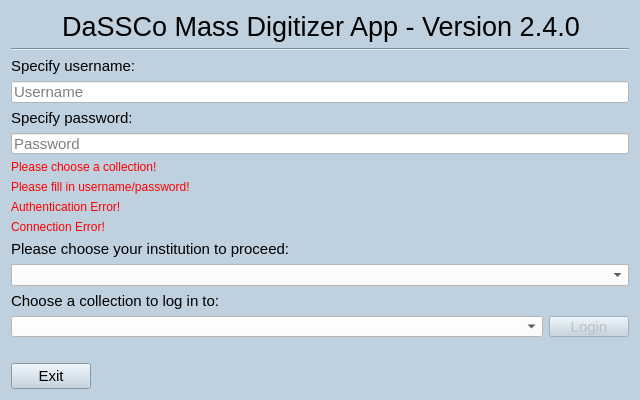
First picture: the form in MassDigitizer/ui/homescreen.ui, repository NHMDenmark/Mass-Digitizer, before the edit.
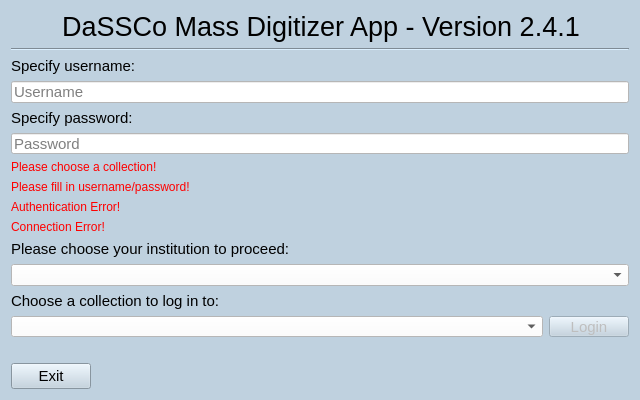
Second picture: the form after the edit.

Patch:
```diff
--- a/MassDigitizer/ui/homescreen.ui
+++ b/MassDigitizer/ui/homescreen.ui
@@ -61,7 +61,7 @@
       </font>
      </property>
      <property name="text">
-      <string>DaSSCo Mass Digitizer App - Version 2.4.0</string>
+      <string>DaSSCo Mass Digitizer App - Version 2.4.1</string>
      </property>
      <property name="alignment">
       <set>Qt::AlignmentFlag::AlignCenter</set>
```
